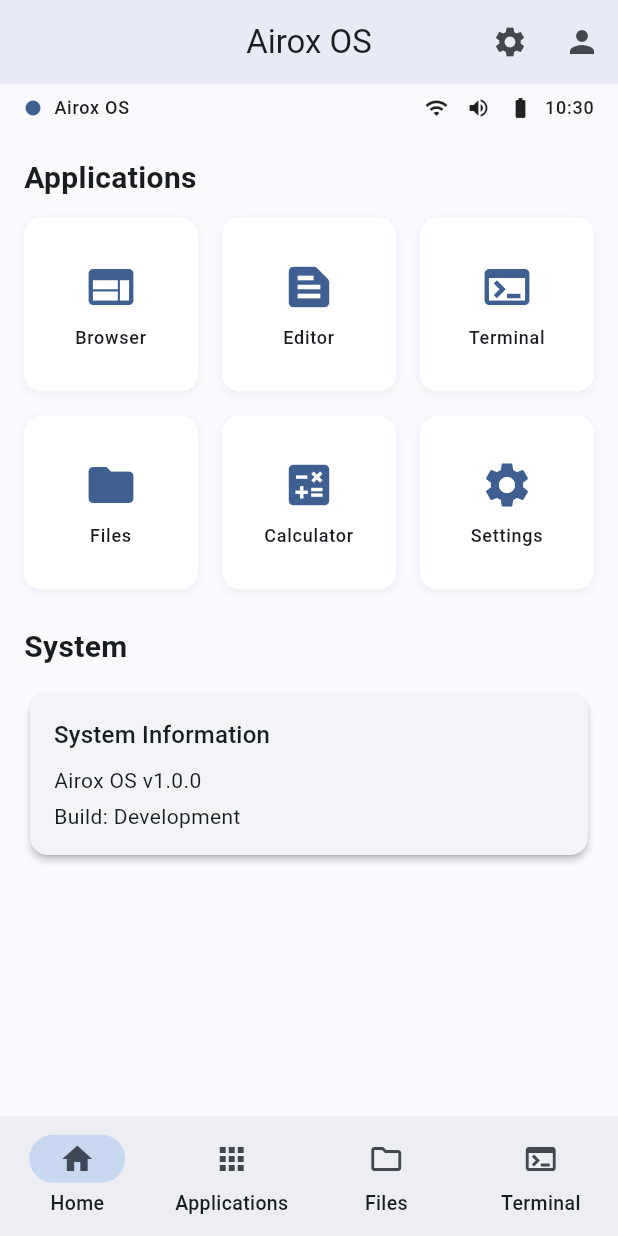
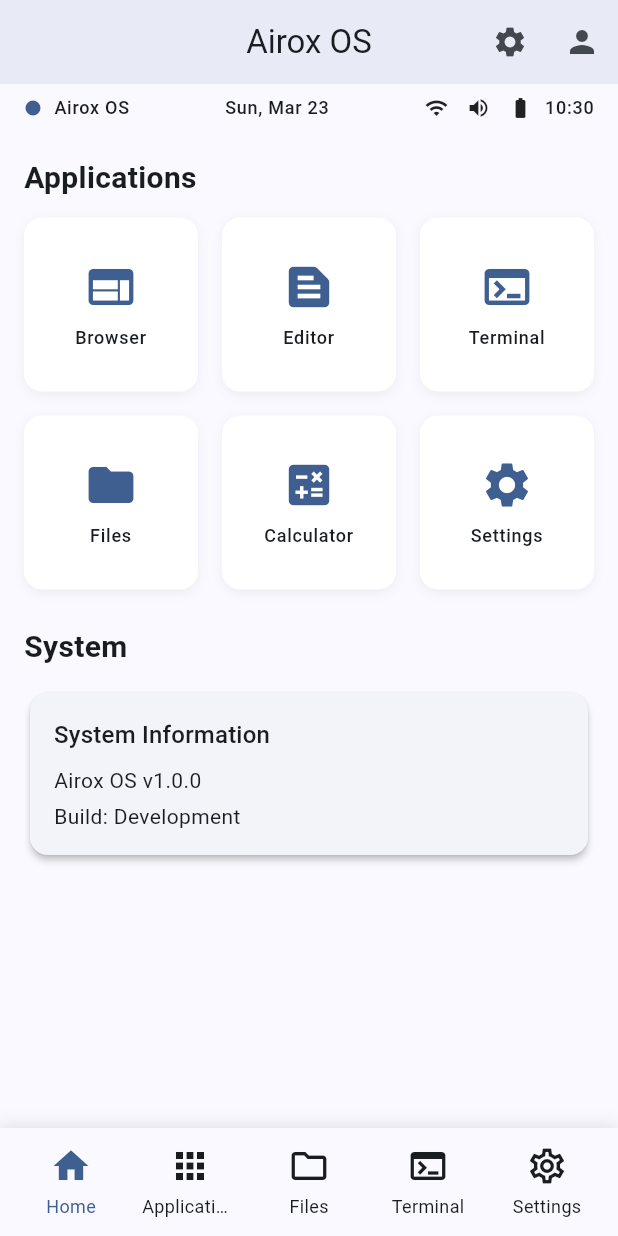
Before and after one commit to airox-os/airoxui, a Flutter app: the screen it shows after launch, on a phone screen of 412 x 824 dp. Run offline on Flutter 3.47's test engine with Material 3 defaults, Android fonts, the phone set to English and light mode, and no system bars.

Commit message:
🚸 Updates the `system_status_bar` widget with new functionality to enhance user experience on iOS devices.

```diff
--- a/lib/src/screens/home_screen.dart
+++ b/lib/src/screens/home_screen.dart
@@ -3,12 +3,22 @@ import '../widgets/custom_appbar.dart';
 import '../widgets/adaptive_layout.dart';
 import '../widgets/app_tile.dart';
 import '../widgets/system_status_bar.dart';
+import '../widgets/dock.dart';
 
-class HomeScreen extends StatelessWidget {
+class HomeScreen extends StatefulWidget {
   const HomeScreen({super.key});
 
   @override
+  State<HomeScreen> createState() => _HomeScreenState();
+}
+
+class _HomeScreenState extends State<HomeScreen> {
+  int _selectedIndex = 0;
+
+  @override
   Widget build(BuildContext context) {
+    final isMobile = MediaQuery.of(context).size.width < 600;
+
     return Scaffold(
       appBar: CustomAppBar(
         title: 'Airox OS',
@@ -24,54 +34,89 @@ class HomeScreen extends StatelessWidget {
           ),
         ],
       ),
-      body: const AdaptiveLayout(
-        mobile: _MobileHomeLayout(),
-        desktop: _DesktopHomeLayout(),
+      body: Column(
+        children: [
+          const SystemStatusBar(),
+          Expanded(
+            child: AdaptiveLayout(
+              mobile: _MobileHomeLayout(selectedIndex: _selectedIndex),
+              desktop: _DesktopHomeLayout(selectedIndex: _selectedIndex),
+            ),
+          ),
+          if (!isMobile) Dock(items: _dockItems, isMobile: false),
+        ],
       ),
       bottomNavigationBar:
-          MediaQuery.of(context).size.width < 600
-              ? NavigationBar(
-                destinations: const [
-                  NavigationDestination(
-                    icon: Icon(Icons.home_outlined),
-                    selectedIcon: Icon(Icons.home),
-                    label: 'Home',
-                  ),
-                  NavigationDestination(
-                    icon: Icon(Icons.apps_outlined),
-                    selectedIcon: Icon(Icons.apps),
-                    label: 'Applications',
-                  ),
-                  NavigationDestination(
-                    icon: Icon(Icons.folder_outlined),
-                    selectedIcon: Icon(Icons.folder),
-                    label: 'Files',
-                  ),
-                  NavigationDestination(
-                    icon: Icon(Icons.terminal),
-                    label: 'Terminal',
-                  ),
-                ],
-                selectedIndex: 0,
-                onDestinationSelected: (index) {
-                  // Navigate to the selected destination
+          isMobile
+              ? Dock(
+                items: _dockItems,
+                isMobile: true,
+                selectedIndex: _selectedIndex,
+                onItemSelected: (index) {
+                  setState(() {
+                    _selectedIndex = index;
+                  });
                 },
               )
               : null,
     );
   }
+
+  List<DockItem> get _dockItems => [
+    DockItem(
+      icon: Icons.home_outlined,
+      selectedIcon: Icons.home,
+      label: 'Home',
+      onTap: () {
+        setState(() {
+          _selectedIndex = 0;
+        });
+      },
+    ),
+    DockItem(
+      icon: Icons.apps_outlined,
+      selectedIcon: Icons.apps,
+      label: 'Applications',
+      onTap: () {
+        setState(() {
+          _selectedIndex = 1;
+        });
+      },
+    ),
+    DockItem(
+      icon: Icons.folder_outlined,
+      selectedIcon: Icons.folder,
+      label: 'Files',
+      onTap: () => Navigator.pushNamed(context, '/files'),
+    ),
+    DockItem(
+      icon: Icons.terminal,
+      label: 'Terminal',
+      onTap: () => Navigator.pushNamed(context, '/terminal'),
+    ),
+    DockItem(
+      icon: Icons.settings_outlined,
+      selectedIcon: Icons.settings,
+      label: 'Settings',
+      onTap: () => Navigator.pushNamed(context, '/settings'),
+    ),
+  ];
 }
 
 class _MobileHomeLayout extends StatelessWidget {
-  const _MobileHomeLayout();
+  final int selectedIndex;
+
+  const _MobileHomeLayout({required this.selectedIndex});
 
   @override
   Widget build(BuildContext context) {
-    return Column(
-      children: [
-        const SystemStatusBar(),
-        Expanded(
-          child: ListView(
+    // Show different content based on the selected index
+    if (selectedIndex == 1) {
+      return _buildAppsGrid(context);
+    }
+
+    // Default home view
+    return ListView(
       padding: const EdgeInsets.all(16),
       children: [
         const Text(
@@ -143,15 +188,60 @@ class _MobileHomeLayout extends StatelessWidget {
           ),
         ),
       ],
+    );
+  }
+
+  Widget _buildAppsGrid(BuildContext context) {
+    return GridView.builder(
+      padding: const EdgeInsets.all(16),
+      gridDelegate: const SliverGridDelegateWithFixedCrossAxisCount(
+        crossAxisCount: 4,
+        childAspectRatio: 0.75,
+        mainAxisSpacing: 12,
+        crossAxisSpacing: 12,
       ),
+      itemCount: 16, // Example number of apps
+      itemBuilder: (context, index) {
+        // Just showing some sample apps - in a real OS you'd have a proper app list
+        final apps = [
+          {'icon': Icons.web, 'name': 'Browser'},
+          {'icon': Icons.text_snippet, 'name': 'Editor'},
+          {'icon': Icons.terminal, 'name': 'Terminal'},
+          {'icon': Icons.folder, 'name': 'Files'},
+          {'icon': Icons.calculate, 'name': 'Calculator'},
+          {'icon': Icons.settings, 'name': 'Settings'},
+          {'icon': Icons.mail, 'name': 'Mail'},
+          {'icon': Icons.calendar_today, 'name': 'Calendar'},
+          {'icon': Icons.message, 'name': 'Messages'},
+          {'icon': Icons.music_note, 'name': 'Music'},
+          {'icon': Icons.photo, 'name': 'Photos'},
+          {'icon': Icons.video_library, 'name': 'Videos'},
+          {'icon': Icons.book, 'name': 'Books'},
+          {'icon': Icons.work, 'name': 'Work'},
+          {'icon': Icons.games, 'name': 'Games'},
+          {'icon': Icons.store, 'name': 'Store'},
+        ];
+
+        final app = apps[index % apps.length];
+
+        return AppTile(
+          icon: app['icon'] as IconData,
+          label: app['name'] as String,
+          onTap:
+              () => Navigator.pushNamed(
+                context,
+                '/${app['name']?.toLowerCase()}',
               ),
-      ],
+        );
+      },
     );
   }
 }
 
 class _DesktopHomeLayout extends StatelessWidget {
-  const _DesktopHomeLayout();
+  final int selectedIndex;
+
+  const _DesktopHomeLayout({required this.selectedIndex});
 
   @override
   Widget build(BuildContext context) {
@@ -186,17 +276,13 @@ class _DesktopHomeLayout extends StatelessWidget {
               label: Text('Settings'),
             ),
           ],
-          selectedIndex: 0,
+          selectedIndex: selectedIndex,
           onDestinationSelected: (index) {
-            // Navigate to the selected destination
+            // This would be handled in a stateful widget
           },
         ),
 
         // Main content area
-        Expanded(
-          child: Column(
-            children: [
-              const SystemStatusBar(),
         Expanded(
           child: Padding(
             padding: const EdgeInsets.all(24.0),
@@ -228,8 +314,7 @@ class _DesktopHomeLayout extends StatelessWidget {
                 AppTile(
                   icon: Icons.calculate,
                   label: 'Calculator',
-                        onTap:
-                            () => Navigator.pushNamed(context, '/calculator'),
+                  onTap: () => Navigator.pushNamed(context, '/calculator'),
                 ),
                 AppTile(
                   icon: Icons.settings,
@@ -242,9 +327,6 @@ class _DesktopHomeLayout extends StatelessWidget {
           ),
         ),
       ],
-          ),
-        ),
-      ],
     );
   }
 }
--- /dev/null
+++ b/lib/src/widgets/dock.dart
@@ -0,0 +1,178 @@
+import 'package:flutter/material.dart';
+
+/// A dock widget that displays application shortcuts in MacOS or Android style
+class Dock extends StatelessWidget {
+  final bool isMobile;
+  final List<DockItem> items;
+  final int selectedIndex;
+  final Function(int)? onItemSelected;
+
+  const Dock({
+    super.key,
+    required this.items,
+    this.isMobile = false,
+    this.selectedIndex = 0,
+    this.onItemSelected,
+  });
+
+  @override
+  Widget build(BuildContext context) {
+    if (isMobile) {
+      return _buildMobileDock(context);
+    } else {
+      return _buildDesktopDock(context);
+    }
+  }
+
+  Widget _buildMobileDock(BuildContext context) {
+    return Container(
+      height: 72,
+      decoration: BoxDecoration(
+        color: Theme.of(context).colorScheme.surface,
+        boxShadow: [
+          BoxShadow(
+            color: Colors.black.withOpacity(0.1),
+            blurRadius: 8,
+            offset: const Offset(0, -2),
+          ),
+        ],
+      ),
+      child: Row(
+        mainAxisAlignment: MainAxisAlignment.spaceEvenly,
+        children: List.generate(
+          items.length,
+          (index) => _buildMobileDockItem(context, items[index], index),
+        ),
+      ),
+    );
+  }
+
+  Widget _buildMobileDockItem(BuildContext context, DockItem item, int index) {
+    final isSelected = index == selectedIndex;
+    return InkWell(
+      onTap: () {
+        item.onTap?.call();
+        onItemSelected?.call(index);
+      },
+      child: Container(
+        width: 64,
+        padding: const EdgeInsets.symmetric(vertical: 8),
+        child: Column(
+          mainAxisSize: MainAxisSize.min,
+          children: [
+            Icon(
+              isSelected ? item.selectedIcon ?? item.icon : item.icon,
+              color:
+                  isSelected
+                      ? Theme.of(context).colorScheme.primary
+                      : Theme.of(context).colorScheme.onSurface,
+              size: 28,
+            ),
+            const SizedBox(height: 4),
+            Text(
+              item.label,
+              style: TextStyle(
+                fontSize: 12,
+                color:
+                    isSelected
+                        ? Theme.of(context).colorScheme.primary
+                        : Theme.of(context).colorScheme.onSurface,
+              ),
+              maxLines: 1,
+              overflow: TextOverflow.ellipsis,
+            ),
+          ],
+        ),
+      ),
+    );
+  }
+
+  Widget _buildDesktopDock(BuildContext context) {
+    return Center(
+      child: Container(
+        height: 66,
+        margin: const EdgeInsets.only(bottom: 16),
+        padding: const EdgeInsets.symmetric(horizontal: 10, vertical: 5),
+        decoration: BoxDecoration(
+          color: Theme.of(context).colorScheme.surface.withOpacity(0.8),
+          borderRadius: BorderRadius.circular(16),
+          boxShadow: [
+            BoxShadow(
+              color: Colors.black.withOpacity(0.2),
+              blurRadius: 10,
+              spreadRadius: 1,
+            ),
+          ],
+          border: Border.all(color: Colors.white.withOpacity(0.2), width: 0.5),
+        ),
+        child: Row(
+          mainAxisSize: MainAxisSize.min,
+          children:
+              items
+                  .map((item) => _buildDesktopDockItem(context, item))
+                  .toList(),
+        ),
+      ),
+    );
+  }
+
+  Widget _buildDesktopDockItem(BuildContext context, DockItem item) {
+    return Padding(
+      padding: const EdgeInsets.symmetric(horizontal: 8),
+      child: MouseRegion(
+        cursor: SystemMouseCursors.click,
+        child: GestureDetector(
+          onTap: item.onTap,
+          child: _buildDockIcon(context, item),
+        ),
+      ),
+    );
+  }
+
+  Widget _buildDockIcon(BuildContext context, DockItem item) {
+    return Column(
+      mainAxisSize: MainAxisSize.min,
+      children: [
+        Container(
+          width: 48,
+          height: 48,
+          decoration: BoxDecoration(
+            color: Theme.of(context).colorScheme.primary.withOpacity(0.1),
+            borderRadius: BorderRadius.circular(12),
+          ),
+          child: Icon(
+            item.icon,
+            size: 28,
+            color: Theme.of(context).colorScheme.primary,
+          ),
+        ),
+        if (item.showDot)
+          Container(
+            width: 4,
+            height: 4,
+            margin: const EdgeInsets.only(top: 2),
+            decoration: BoxDecoration(
+              color: Theme.of(context).colorScheme.primary,
+              shape: BoxShape.circle,
+            ),
+          ),
+      ],
+    );
+  }
+}
+
+class DockItem {
+  final IconData icon;
+  final IconData? selectedIcon;
+  final String label;
+  final VoidCallback? onTap;
+  final bool showDot;
+
+  const DockItem({
+    required this.icon,
+    this.selectedIcon,
+    required this.label,
+    this.onTap,
+    this.showDot = false,
+  });
+}
--- a/lib/src/widgets/system_status_bar.dart
+++ b/lib/src/widgets/system_status_bar.dart
@@ -3,7 +3,9 @@ import 'dart:async';
 
 /// A widget displaying system status information (time, battery, etc)
 class SystemStatusBar extends StatefulWidget {
-  const SystemStatusBar({super.key});
+  final bool isDesktop;
+
+  const SystemStatusBar({super.key, this.isDesktop = true});
 
   @override
   State<SystemStatusBar> createState() => _SystemStatusBarState();
@@ -12,14 +14,15 @@ class SystemStatusBar extends StatefulWidget {
 class _SystemStatusBarState extends State<SystemStatusBar> {
   late Timer _timer;
   late String _timeString;
+  late String _dateString;
 
   @override
   void initState() {
     super.initState();
-    _timeString = _formatDateTime(DateTime.now());
+    _updateTime();
     _timer = Timer.periodic(
       const Duration(seconds: 1),
-      (Timer t) => _getTime(),
+      (Timer t) => _updateTime(),
     );
   }
 
@@ -29,16 +32,40 @@ class _SystemStatusBarState extends State<SystemStatusBar> {
     super.dispose();
   }
 
-  void _getTime() {
+  void _updateTime() {
     final DateTime now = DateTime.now();
-    final String formattedDateTime = _formatDateTime(now);
     setState(() {
-      _timeString = formattedDateTime;
+      _timeString = _formatTime(now);
+      _dateString = _formatDate(now);
     });
   }
 
-  String _formatDateTime(DateTime dateTime) {
+  String _formatTime(DateTime dateTime) {
     return '${dateTime.hour.toString().padLeft(2, '0')}:${dateTime.minute.toString().padLeft(2, '0')}';
+  }
+
+  String _formatDate(DateTime dateTime) {
+    const days = ['Mon', 'Tue', 'Wed', 'Thu', 'Fri', 'Sat', 'Sun'];
+    const months = [
+      'Jan',
+      'Feb',
+      'Mar',
+      'Apr',
+      'May',
+      'Jun',
+      'Jul',
+      'Aug',
+      'Sep',
+      'Oct',
+      'Nov',
+      'Dec',
+    ];
+
+    // Adjust day of week (0 is Monday in days array, but DateTime.weekday has 1 as Monday)
+    final dayName = days[(dateTime.weekday - 1) % 7];
+    final monthName = months[dateTime.month - 1];
+
+    return '$dayName, $monthName ${dateTime.day}';
   }
 
   @override
@@ -62,6 +89,10 @@ class _SystemStatusBarState extends State<SystemStatusBar> {
             ],
           ),
 
+          // Middle - Date (only for desktop)
+          if (widget.isDesktop)
+            Text(_dateString, style: Theme.of(context).textTheme.labelMedium),
+
           // Right side - System indicators
           Row(
             children: [
```
Lines whose indentation alone changed are shown as unchanged.
